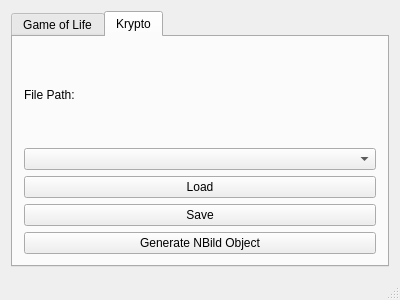
The window that Qt_PP_1819_GUI/mainwindow.ui (0xanselm-priv/prg2-pr_milestone1) describes before a commit, drawn with Qt 5.
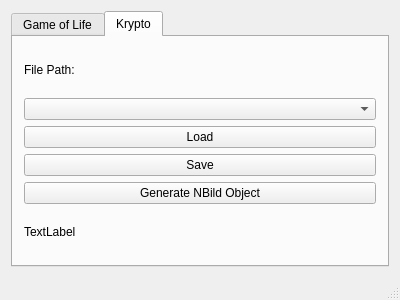
The same window after the commit.

Commit message: buggy button broblem

```diff
--- a/Qt_PP_1819_GUI/mainwindow.ui
+++ b/Qt_PP_1819_GUI/mainwindow.ui
@@ -84,6 +84,13 @@
           </property>
          </widget>
         </item>
+        <item>
+         <widget class="QLabel" name="label">
+          <property name="text">
+           <string>TextLabel</string>
+          </property>
+         </widget>
+        </item>
        </layout>
       </widget>
      </widget>
```
The commit also changes 3 other files.
